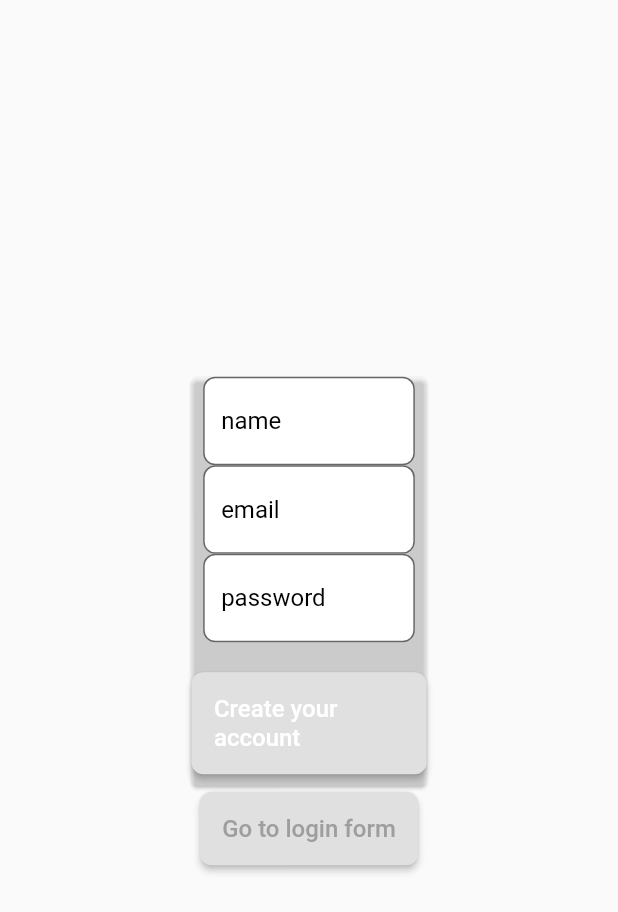
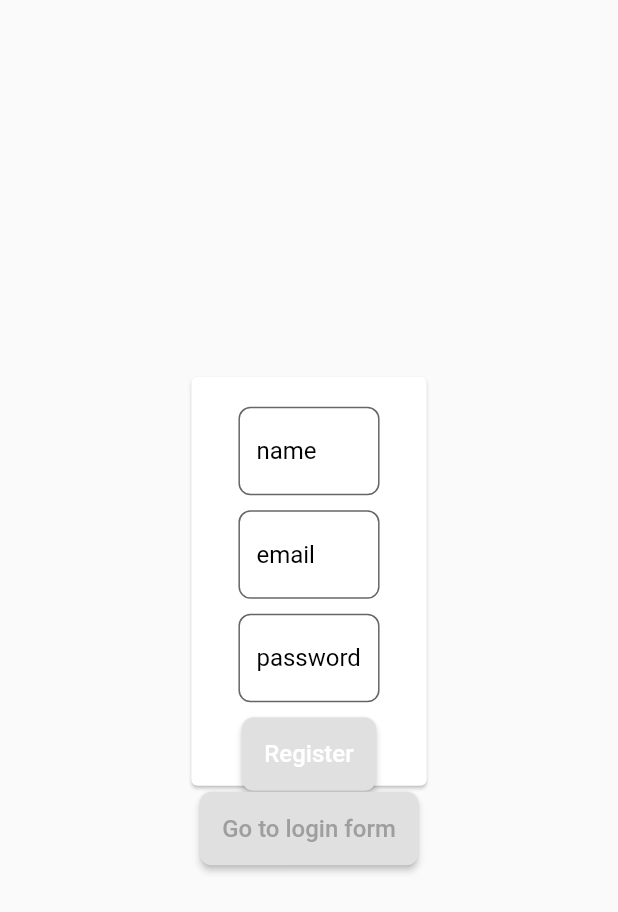
Before and after one commit to dexterBEN/GameBoard, a Flutter app: the screen it shows after launch, after a tap on "Go to login form", on a phone screen of 412 x 824 dp. Shown: the top 912 px of the screen. Run offline on Flutter 3.47's test engine with Material 2 defaults, Android fonts, the phone set to English and light mode, and no system bars; our stand-ins replace youtube_player_iframe; missing offline and left inert: dart:html, flutter_session; network calls fail.

Commit message:
refactor: export register for as class component

```diff
--- a/frontend/gameboard_front/lib/views/auth_page.dart
+++ b/frontend/gameboard_front/lib/views/auth_page.dart
@@ -7,6 +7,7 @@ import 'package:gameboard_front/domain/entities/InputField.dart';
 import 'package:gameboard_front/domain/entities/User.dart';
 import 'package:gameboard_front/domain/services/AuthService.dart';
 import 'package:gameboard_front/views/auth_view/login_form.dart';
+import 'package:gameboard_front/views/auth_view/register_form.dart';
 
 class AuthPage extends StatefulWidget {
   AuthPage({Key key}) : super(key: key);
@@ -30,8 +31,14 @@ class _AuthPageState extends State<AuthPage> {
     initialPage: 0,
   );
 
-  List<InputField> inputFields = [
+  List<InputField> loginFormFields = [
     InputField(controller: TextEditingController(), label: "login"),
+    InputField(controller: TextEditingController(), label: "password")
+  ];
+
+  List<InputField> registerFormFields = [
+    InputField(controller: TextEditingController(), label: "name"),
+    InputField(controller: TextEditingController(), label: "email"),
     InputField(controller: TextEditingController(), label: "password")
   ];
 
@@ -58,9 +65,12 @@ class _AuthPageState extends State<AuthPage> {
                       controller: pageController,
                       children: [
                         LoginForm(
-                          inputFields: inputFields,
+                          inputFields: loginFormFields,
                         ),
-                        buildRegisterForm(),
+                        RegisterForm(
+                          inputFields: registerFormFields,
+                          pageController: pageController,
+                        ),
                       ],
                     ),
                   ),
@@ -82,133 +92,6 @@ class _AuthPageState extends State<AuthPage> {
     var sessionData = null;
     sessionData = await session.get("userSession");
     return sessionData;
-  }
-
-  Widget buildRegisterForm() {
-    return Center(
-      child: SizedBox(
-        width: 800,
-        height: 400,
-        child: Card(
-          color: Colors.white30,
-          child: Column(
-            children: [
-              LayoutBuilder(
-                builder: (BuildContext context, BoxConstraints constraints) {
-                  return SizedBox(
-                    width: (constraints.maxWidth * 90) / 100,
-                    child: TextField(
-                      controller: nameCtrl,
-                      decoration: InputDecoration(
-                        filled: true,
-                        fillColor: Colors.white,
-                        border: OutlineInputBorder(
-                          borderRadius: BorderRadius.circular(8),
-                        ),
-                        hintText: "name",
-                        hintStyle: TextStyle(
-                          color: Colors.black,
-                        ),
-                      ),
-                    ),
-                  );
-                },
-              ),
-              LayoutBuilder(
-                builder: (BuildContext context, BoxConstraints constraints) {
-                  return SizedBox(
-                    width: (constraints.maxWidth * 90) / 100,
-                    child: TextField(
-                      controller: emailCtrl2,
-                      decoration: InputDecoration(
-                        filled: true,
-                        fillColor: Colors.white,
-                        border: OutlineInputBorder(
-                          borderRadius: BorderRadius.circular(8),
-                        ),
-                        hintText: "email",
-                        hintStyle: TextStyle(
-                          color: Colors.black,
-                        ),
-                      ),
-                    ),
-                  );
-                },
-              ),
-              LayoutBuilder(
-                builder: (BuildContext context, BoxConstraints constraints) {
-                  return SizedBox(
-                    width: (constraints.maxWidth * 90) / 100,
-                    child: TextField(
-                      controller: passwordCtrl2,
-                      obscureText: true,
-                      decoration: InputDecoration(
-                        filled: true,
-                        fillColor: Colors.white,
-                        border: OutlineInputBorder(
-                          borderRadius: BorderRadius.circular(8),
-                        ),
-                        hintText: "password",
-                        hintStyle: TextStyle(
-                          color: Colors.black,
-                        ),
-                      ),
-                    ),
-                  );
-                },
-              ),
-              Container(
-                width: 20,
-                height: 20,
-              ),
-              RaisedButton(
-                shape: RoundedRectangleBorder(
-                  borderRadius: BorderRadius.circular(8.0),
-                ),
-                padding: EdgeInsets.all(15.0),
-                child: Text(
-                  "Create your account",
-                  style: TextStyle(
-                    fontSize: 16.0,
-                    fontWeight: FontWeight.w500,
-                    color: Colors.white,
-                  ),
-                ),
-                onPressed: () {
-                  authService
-                      .register(
-                          nameCtrl.text, emailCtrl2.text, passwordCtrl2.text)
-                      .then((value) {
-                    pageController.jumpToPage(0);
-                  });
-                },
-              ),
-              Container(
-                width: 20,
-                height: 20,
-              ),
-              // RaisedButton(
-              //   onPressed: () {
-              //     pageController.jumpToPage(0);
-              //   },
-              //   shape: RoundedRectangleBorder(
-              //     borderRadius: BorderRadius.circular(8.0),
-              //   ),
-              //   padding: EdgeInsets.all(15.0),
-              //   child: Text(
-              //     "Go To Login Form",
-              //     style: TextStyle(
-              //       fontSize: 16.0,
-              //       fontWeight: FontWeight.w500,
-              //       color: Colors.white,
-              //     ),
-              //   ),
-              // ),
-            ],
-          ),
-        ),
-      ),
-    );
   }
 }
 
--- /dev/null
+++ b/frontend/gameboard_front/lib/views/auth_view/register_form.dart
@@ -0,0 +1,124 @@
+import 'dart:convert';
+
+import 'package:flutter/material.dart';
+import 'package:flutter_session/flutter_session.dart';
+import 'package:gameboard_front/domain/entities/InputField.dart';
+import 'package:gameboard_front/domain/entities/User.dart';
+import 'package:gameboard_front/domain/services/AuthService.dart';
+import 'package:gameboard_front/helpers/helper.dart';
+
+class RegisterForm extends StatelessWidget {
+  List<InputField> inputFields;
+  final PageController pageController;
+
+  RegisterForm({Key key, this.inputFields, this.pageController})
+      : super(key: key);
+
+  AuthService authService = AuthService();
+  FlutterSession session = FlutterSession();
+
+  bool isSubmitted = false;
+
+  @override
+  Widget build(BuildContext context) {
+    List<Widget> childs = [];
+    childs.add(separatorContainer());
+    childs = buildInputs(childs);
+
+    childs = Helper.buildJoinedList(childs, separatorContainer());
+    return Card(
+      color: Colors.white,
+      child: Column(
+        children: childs,
+      ),
+    );
+  }
+
+  Widget separatorContainer() {
+    return LayoutBuilder(
+      builder: (BuildContext context, BoxConstraints constraints) {
+        return SizedBox(
+          width: 10,
+          height: 10,
+        );
+      },
+    );
+  }
+
+  List<Widget> buildInputs(List<Widget> childs) {
+    inputFields.map((input) {
+      childs.add(
+        LayoutBuilder(
+          builder: (BuildContext context, BoxConstraints constraints) {
+            return SizedBox(
+              width: (constraints.maxWidth * 60) / 100,
+              child: TextField(
+                obscureText: input.label == "password",
+                controller: input.controller,
+                decoration: InputDecoration(
+                  filled: true,
+                  fillColor: Colors.white,
+                  border: OutlineInputBorder(
+                    borderRadius: BorderRadius.circular(8),
+                  ),
+                  hintText: input.label,
+                  hintStyle: TextStyle(
+                    color: Colors.black,
+                  ),
+                ),
+              ),
+            );
+          },
+        ),
+      );
+    }).toList();
+
+    childs.add(
+      LayoutBuilder(
+        builder: (BuildContext context, BoxConstraints constraints) {
+          return RaisedButton(
+            onPressed: () {
+              var pwdValue = inputFields
+                  .where((element) => element.label == "password")
+                  .toList()[0]
+                  .controller
+                  .text;
+
+              var emailValue = inputFields
+                  .where((element) => element.label == "email")
+                  .toList()[0]
+                  .controller
+                  .text;
+
+              var nameValue = inputFields
+                  .where((element) => element.label == "name")
+                  .toList()[0]
+                  .controller
+                  .text;
+
+              authService
+                  .register(nameValue, emailValue, pwdValue)
+                  .then((value) {
+                //pageController.jumpToPage(0);
+                pageController.jumpToPage(0);
+              });
+            },
+            shape: RoundedRectangleBorder(
+              borderRadius: BorderRadius.circular(8.0),
+            ),
+            padding: EdgeInsets.all(15.0),
+            child: Text(
+              "Register",
+              style: TextStyle(
+                fontSize: 16.0,
+                fontWeight: FontWeight.w500,
+                color: Colors.white,
+              ),
+            ),
+          );
+        },
+      ),
+    );
+    return childs;
+  }
+}
```
